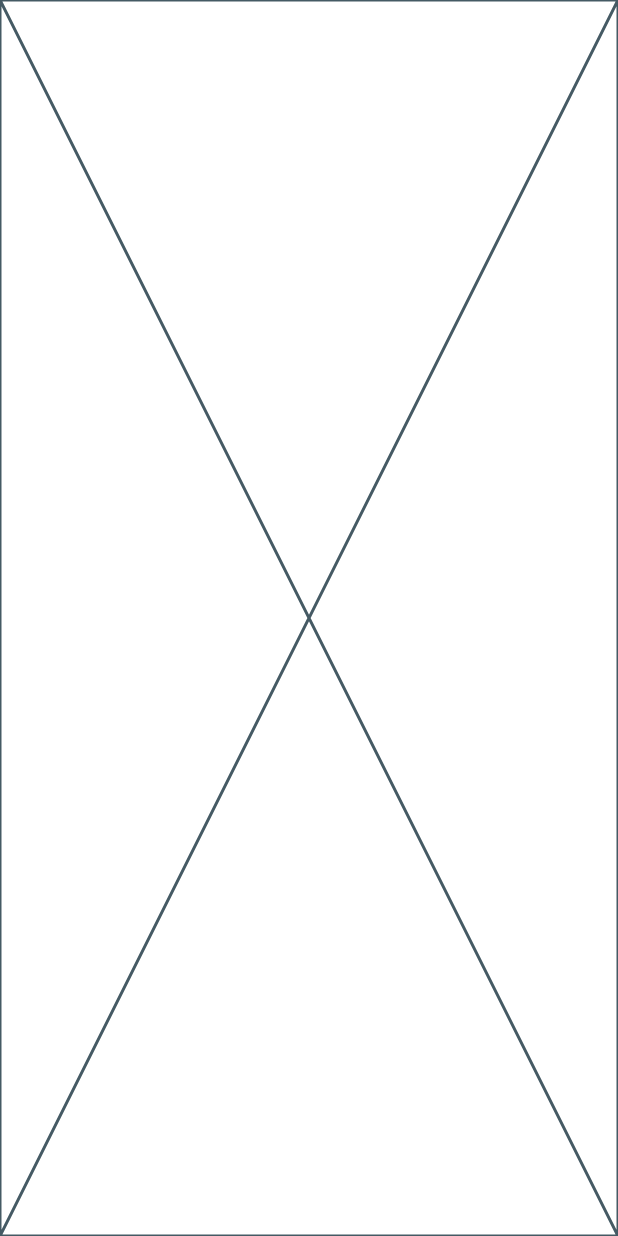
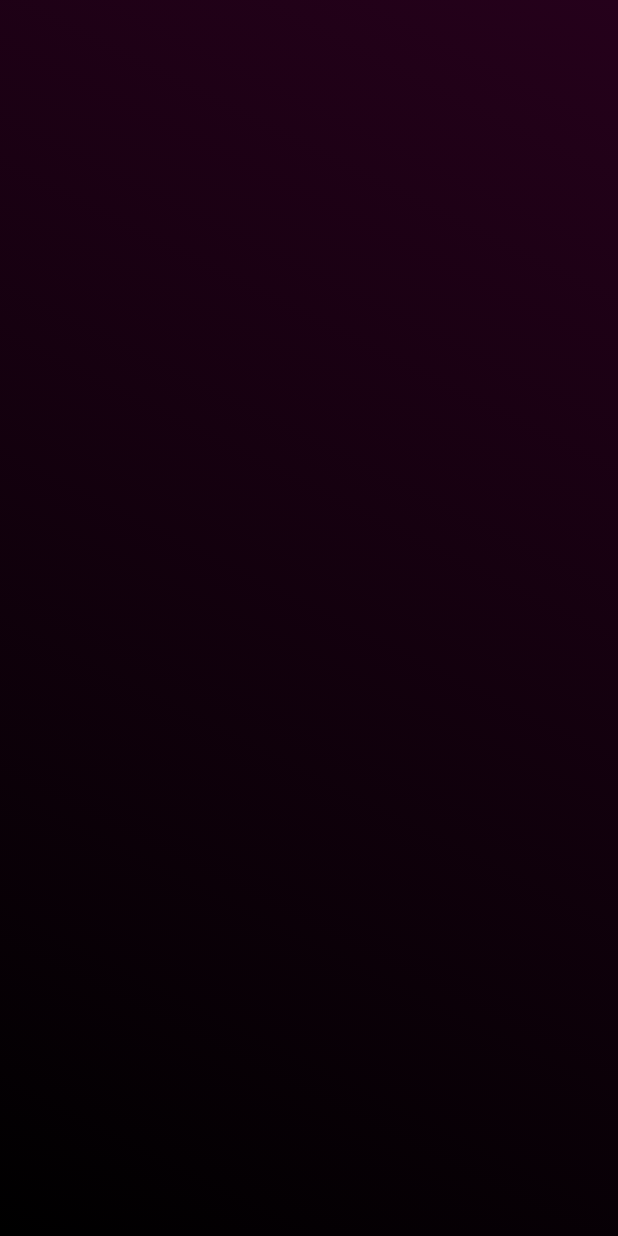
Before and after one commit to sayedadinan/Love_Ally_dating_app, a Flutter app: the screen it shows after launch, on a phone screen of 412 x 824 dp. Run offline on Flutter 3.47's test engine with Material 3 defaults, Android fonts, the phone set to English and light mode, and no system bars.

Commit message:
added background color

```diff
--- a/lib/main.dart
+++ b/lib/main.dart
@@ -1,5 +1,5 @@
 import 'package:flutter/material.dart';
-import 'package:love_ally/view/splash_screen.dart';
+import 'package:love_ally/view/login_screen.dart';
 
 void main() {
   runApp(const MyApp());
@@ -11,11 +11,12 @@ class MyApp extends StatelessWidget {
   @override
   Widget build(BuildContext context) {
     return MaterialApp(
+      debugShowCheckedModeBanner: false,
       theme: ThemeData(
         colorScheme: ColorScheme.fromSeed(seedColor: Colors.deepPurple),
         useMaterial3: true,
       ),
-      home: const Screen(),
+      home: const LoginScreen(),
     );
   }
 }
--- /dev/null
+++ b/lib/utils/color_theme/gradient_widget.dart
@@ -0,0 +1,31 @@
+import 'package:flutter/material.dart';
+
+// use this widget for the background color of the application
+class GradientBackground extends StatelessWidget {
+  final Widget child;
+
+  const GradientBackground({required this.child, Key? key}) : super(key: key);
+// set the background color of the application
+  @override
+  Widget build(BuildContext context) {
+    return Container(
+      decoration: const BoxDecoration(
+        gradient: LinearGradient(
+          stops: [
+            0.0,
+            0.0,
+            1.0,
+          ],
+          colors: [
+            Color.fromARGB(54, 119, 7, 97),
+            Color.fromARGB(255, 37, 1, 27),
+            Colors.black,
+          ],
+          begin: Alignment.topRight,
+          end: Alignment.bottomLeft,
+        ),
+      ),
+      child: child,
+    );
+  }
+}
--- /dev/null
+++ b/lib/view/login_screen.dart
@@ -0,0 +1,18 @@
+import 'package:flutter/material.dart';
+import 'package:love_ally/utils/color_theme/gradient_widget.dart';
+
+class LoginScreen extends StatelessWidget {
+  const LoginScreen({super.key});
+
+  @override
+  Widget build(BuildContext context) {
+    return GradientBackground(
+      child: Scaffold(
+        backgroundColor: Colors.transparent,
+        body: Column(
+          children: [],
+        ),
+      ),
+    );
+  }
+}
```
Also changed, not shown: lib/utils/a.dart (deleted).
